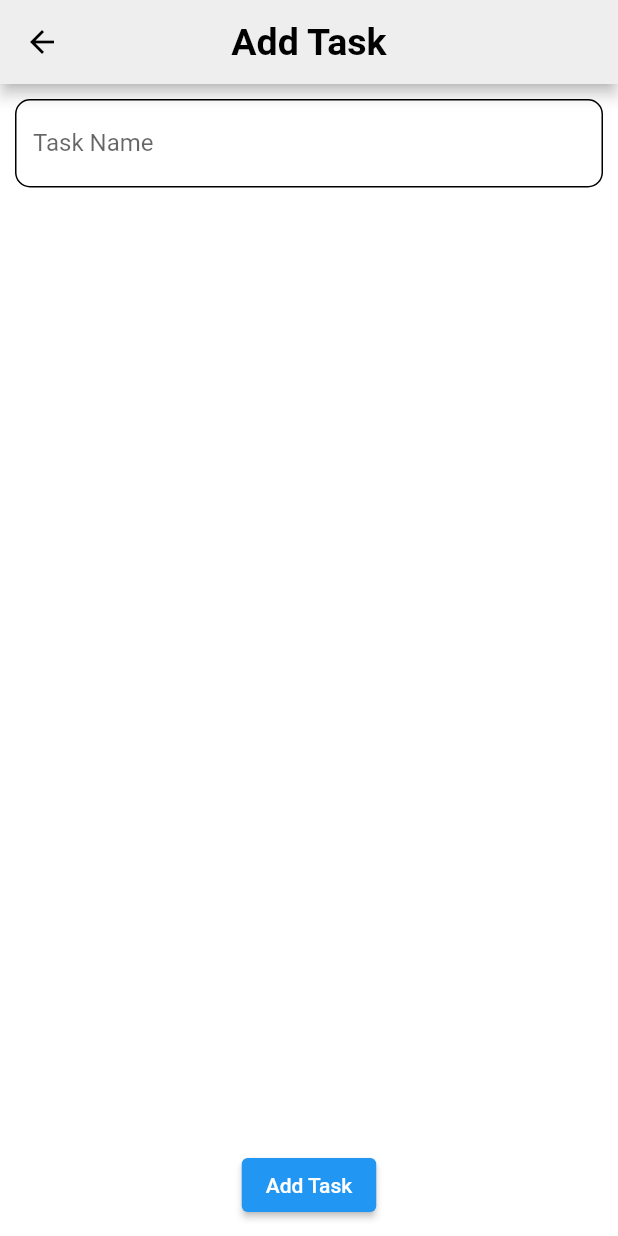
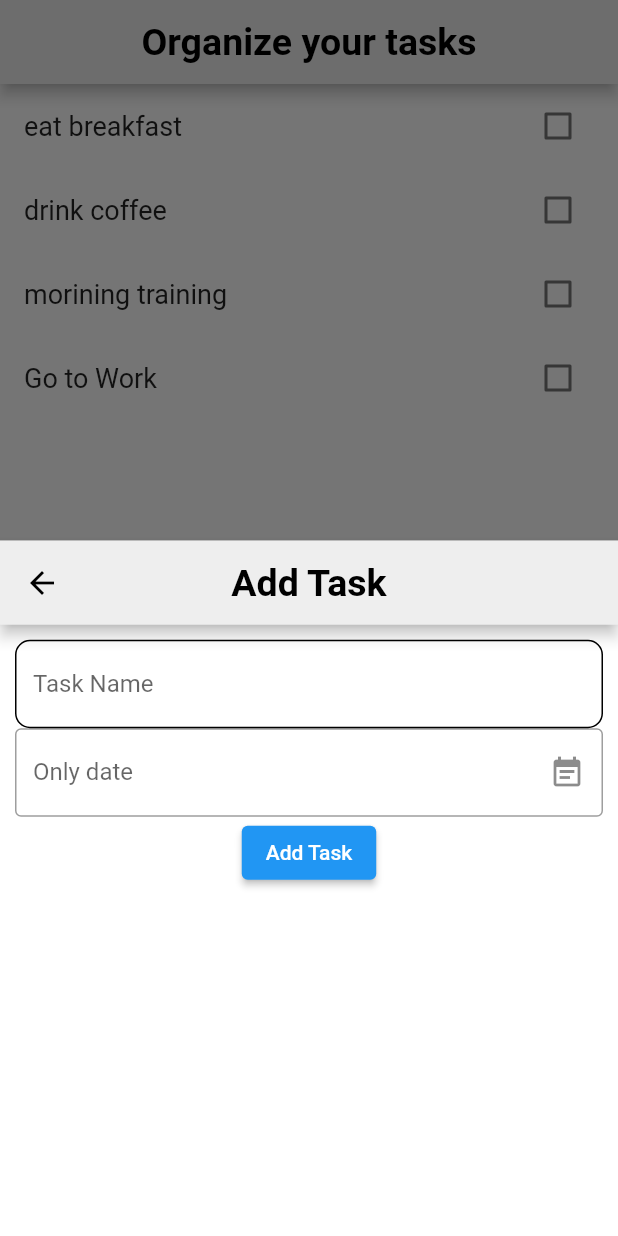
Before and after one commit to Hussien12Mostafa/bouns_Task, a Flutter app: the screen it shows after launch, after a tap on the "add" icon, on a phone screen of 412 x 824 dp. Run offline on Flutter 3.47's test engine with Material 2 defaults, Android fonts, the phone set to English and light mode, and no system bars; drawn by our look-alikes of date_field.

Commit message:
add sheet but there is problem in size

```diff
--- a/lib/data/models/task.dart
+++ b/lib/data/models/task.dart
@@ -1,6 +1,7 @@
 class Task {
   final String taskName;
   bool isDone;
- DateTime? doneTask;
+  DateTime? doneTask;
+  DateTime? dueDate;
   Task({required this.taskName, this.isDone = false});
 }
--- a/lib/persentaion/screens/add_task_screen.dart
+++ b/lib/persentaion/screens/add_task_screen.dart
@@ -3,11 +3,11 @@
 import 'package:flutter/material.dart';
 import 'package:todoly/data/data.dart';
 import 'package:todoly/data/models/task.dart';
-import 'package:todoly/persentaion/screens/allTask.dart';
+
 
 class AddTaskScreen extends StatelessWidget {
   static const String routeName = "/addTask";
-   TextEditingController taskNameController = TextEditingController();
+  TextEditingController taskNameController = TextEditingController();
 
   AddTaskScreen({Key? key}) : super(key: key);
 
@@ -45,6 +45,7 @@ class AddTaskScreen extends StatelessWidget {
                       tasks.add(Task(taskName: taskNameController.text));
 
                       Navigator.of(context).pop(taskNameController.text);
+
                     }
                   },
                   child: Text('Add Task')),
--- a/lib/persentaion/screens/allTask.dart
+++ b/lib/persentaion/screens/allTask.dart
@@ -2,7 +2,8 @@
 
 import 'package:flutter/material.dart';
 import 'package:todoly/data/data.dart';
-import 'package:todoly/persentaion/screens/add_task_screen.dart';
+import 'package:todoly/data/models/task.dart';
+import 'package:date_field/date_field.dart';
 
 class AllTasks extends StatefulWidget {
   const AllTasks({Key? key}) : super(key: key);
@@ -23,9 +24,88 @@ class _AllTasksState extends State<AllTasks> {
                   margin: EdgeInsets.all(10),
                   child: FloatingActionButton(
                     backgroundColor: Colors.amber,
-                    onPressed: () {
+                    onPressed: () async {
+                      // await Navigator.of(context)
+                      //     .pushNamed(AddTaskScreen.routeName);
+                      // setState(() {});
+                      showModalBottomSheet<void>(
+                        context: context,
+                        builder: (BuildContext context) {
+                          TextEditingController taskNameController =
+                              TextEditingController();
+                          TextEditingController taskDateController =
+                              TextEditingController();
+                          return Scaffold(
+                              appBar: AppBar(
+                                title: Text('Add Task'),
+                              ),
+                              body: Padding(
+                                padding: const EdgeInsets.all(10.0),
+                                child: Column(
+                                  children: [
+                                    Column(
+                                      children: [
+                                        TextField(
+                                          // keyboardType: TextInputType.phone,
+                                          controller: taskNameController,
 
-                      Navigator.of(context).pushNamed(AddTaskScreen.routeName);
+                                          decoration: InputDecoration(
+                                              hintText: "Enter Task Name",
+                                              label: Text('Task Name'),
+                                              enabledBorder: OutlineInputBorder(
+                                                  borderRadius:
+                                                      BorderRadius.circular(
+                                                          10)),
+                                              focusedBorder: OutlineInputBorder(
+                                                borderRadius:
+                                                    BorderRadius.circular(10),
+                                                borderSide: BorderSide(
+                                                    color: Theme.of(context)
+                                                        .colorScheme
+                                                        .secondary,
+                                                    width: 2),
+                                              )),
+                                        ),
+                                        DateTimeFormField(
+                                          decoration: const InputDecoration(
+                                            hintStyle: TextStyle(
+                                                color: Colors.black45),
+                                            errorStyle: TextStyle(
+                                                color: Colors.redAccent),
+                                            border: OutlineInputBorder(),
+                                            suffixIcon: Icon(Icons.event_note),
+                                            labelText: 'Only date',
+                                          ),
+                                          mode: DateTimeFieldPickerMode.date,
+                                          autovalidateMode:
+                                              AutovalidateMode.always,
+                                          validator: (e) => (e?.day ?? 0) == 1
+                                              ? 'Please not the first day'
+                                              : null,
+                                          onDateSelected: (DateTime value) {
+                                            print(value);
+                                          },
+                                        ),
+                                      ],
+                                    ),
+                                    ElevatedButton(
+                                        onPressed: () {
+                                          if (taskNameController.text != '') {
+                                            tasks.add(Task(
+                                                taskName:
+                                                    taskNameController.text));
+                                            ToDo.add(tasks[tasks.length - 1]);
+                                            setState(() {});
+                                            Navigator.of(context)
+                                                .pop(taskNameController.text);
+                                          }
+                                        },
+                                        child: Text('Add Task')),
+                                  ],
+                                ),
+                              ));
+                        },
+                      );
                     },
                     child: Icon(Icons.add),
                   )),
--- /dev/null
+++ b/lib/persentaion/screens/modelSheet.dart
@@ -0,0 +1,14 @@
+// ignore_for_file: file_names
+
+import 'package:flutter/material.dart';
+
+class ModelSheet extends StatelessWidget {
+  const ModelSheet({ Key? key }) : super(key: key);
+
+  @override
+  Widget build(BuildContext context) {
+    return Container(
+
+    );
+  }
+}
--- a/pubspec.yaml
+++ b/pubspec.yaml
@@ -36,6 +36,7 @@ dependencies:
   cupertino_icons: ^1.0.2
   flutter_keyboard_visibility: ^5.1.0
   intl: ^0.17.0
+  date_field: ^2.1.2
 
 dev_dependencies:
   flutter_test:
```
Also changed, not shown: pubspec.lock.
